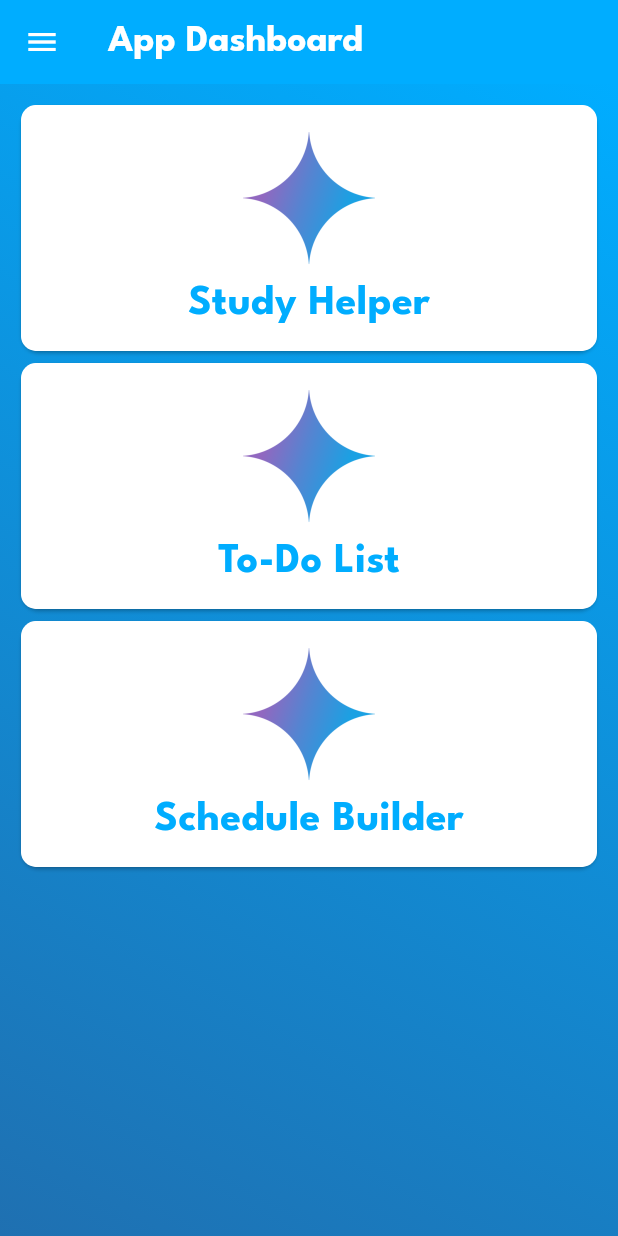
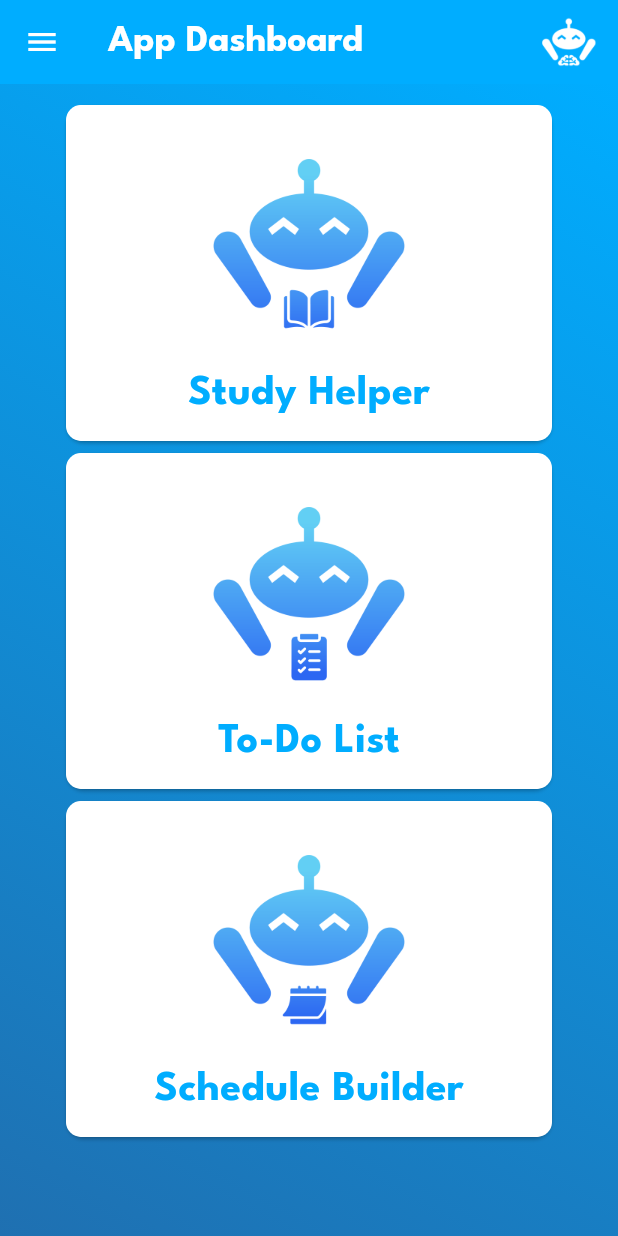
Before and after one commit to olopsc-rxaliman/ai-integration-project, a Flutter app: the screen it shows after launch, on a phone screen of 412 x 824 dp. Run offline on Flutter 3.47's test engine with Material 3 defaults, Android fonts, the phone set to English and light mode, and no system bars; our stand-ins replace animated_splash_screen, page_transition.

Commit message:
Added icons to study helper, schedule builder, and todo list

```diff
--- a/lib/pages/home_page.dart
+++ b/lib/pages/home_page.dart
@@ -1,6 +1,6 @@
 import 'package:ai_integration_project/components/app_button_widget.dart';
 import 'package:ai_integration_project/components/home_drawer.dart';
-import 'package:ai_integration_project/pages/ToDoList_page.dart';
+import 'package:ai_integration_project/pages/todolist_page.dart';
 import 'package:ai_integration_project/pages/schedule_builder_page.dart';
 import "package:flutter/material.dart";
 import 'study_helper_page.dart';
@@ -27,9 +27,16 @@ class _HomePageState extends State<HomePage> {
             fontSize: 25,
           ),
         ),
+        actions: [
+          Image.asset(
+            'lib/resources/images/main-app-logo-transparent.png',
+            scale: 30,
+            isAntiAlias: true,
+          ),
+          const SizedBox(width: 15)
+        ],
       ),
       drawer: const HomeDrawer(),
-      // backgroundColor: const Color(0xFF00adff),
       backgroundColor: Colors.transparent,
       body: Container(
         decoration: const BoxDecoration(
@@ -43,29 +50,35 @@ class _HomePageState extends State<HomePage> {
           ),
         ),
         child: ListView(
-          padding: const EdgeInsets.all(10),
+          padding: const EdgeInsets.symmetric(
+            horizontal: 40,
+            vertical: 10,
+          ),
           children: [
             AppButtonWidget(
               title: "Study Helper",
               icon: Image.asset(
-                'lib/resources/images/gemini.png',
-                scale: 3,
+                'lib/resources/images/study-helper-icon.png',
+                scale: 8,
+                isAntiAlias: true,
               ),
               nextPage: const StudyHelperPage(),
             ),
             AppButtonWidget(
               title: "To-Do List",
               icon: Image.asset(
-                'lib/resources/images/gemini.png',
-                scale: 3,
+                'lib/resources/images/todolist-icon.png',
+                scale: 8,
+                isAntiAlias: true,
               ),
               nextPage: const ToDoListPage(),
             ),
             AppButtonWidget(
               title: "Schedule Builder",
               icon: Image.asset(
-                'lib/resources/images/gemini.png',
-                scale: 3,
+                'lib/resources/images/schedule-builder-icon.png',
+                scale: 8,
+                isAntiAlias: true,
               ),
               nextPage: const ScheduleBuilderPage(),
             ),
--- a/pubspec.yaml
+++ b/pubspec.yaml
@@ -97,6 +97,9 @@ flutter:
     - lib/resources/images/gemini.png
     - lib/resources/images/alt-app-logo.png
     - lib/resources/images/main-app-logo-transparent.png
+    - lib/resources/images/schedule-builder-icon.png
+    - lib/resources/images/study-helper-icon.png
+    - lib/resources/images/todolist-icon.png
   #
   # For details regarding fonts from package dependencies,
   # see https://flutter.dev/to/font-from-package
```
Also changed, not shown: lib/pages/todolist_page.dart (renamed from lib/pages/ToDoList_page.dart), lib/resources/images/schedule-builder-icon.png (added), lib/resources/images/study-helper-icon.png (added), lib/resources/images/todolist-icon.png (added).
